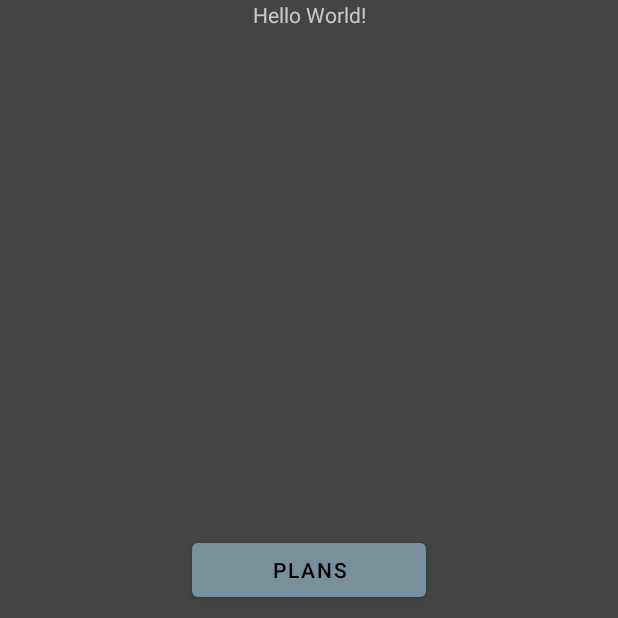
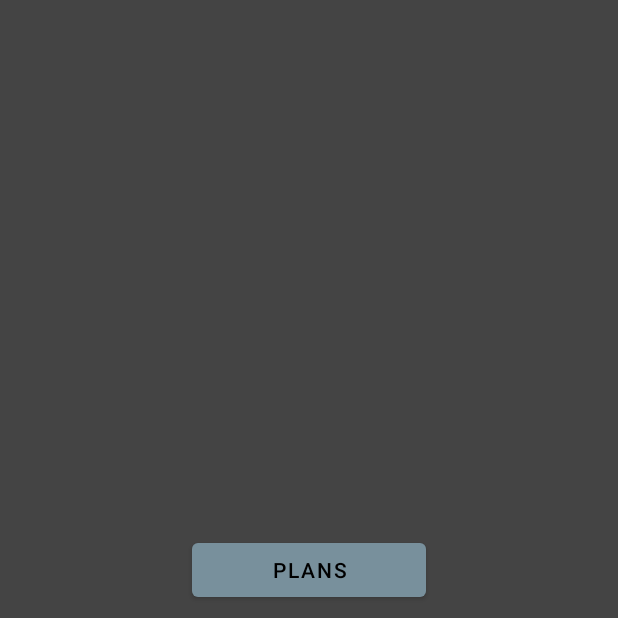
Before and after one commit to nbkragh/RecordingPlanner, an Android app: the screen it shows after launch (MainActivity), on a phone screen of 412 x 824 dp, the top half of it. Run offline under Robolectric (Android 15) with nearby library versions, the phone set to English and light mode, and no system bars; our stand-ins replace Room's generated code.

```diff
--- a/app/src/main/java/com/opgaver/recordingplanner/MainActivity.kt
+++ b/app/src/main/java/com/opgaver/recordingplanner/MainActivity.kt
@@ -8,13 +8,10 @@ import androidx.appcompat.app.AppCompatActivity
 import com.google.firebase.analytics.FirebaseAnalytics
 import com.google.firebase.analytics.ktx.analytics
 import com.google.firebase.ktx.Firebase
-import com.opgaver.recordingplanner.dummy.DummyContent
 import com.opgaver.recordingplanner.persistence.PlannerDatabase
 import kotlinx.coroutines.GlobalScope
-import kotlinx.coroutines.coroutineScope
 import kotlinx.coroutines.launch
 import java.time.LocalDate
-import java.util.*
 
 class MainActivity : AppCompatActivity() {
     // Null until onCreateView.
@@ -35,7 +32,6 @@ class MainActivity : AppCompatActivity() {
         toPlans_Button = findViewById(R.id.toPlans_Button)
         toPlans_Button!!.setOnClickListener {
             val intent = Intent(this, PlansFrameActivity::class.java)
-            //startActivity(intent)
             startActivity(intent,
                 ActivityOptions.makeSceneTransitionAnimation(this).toBundle())
 
@@ -56,10 +52,10 @@ class MainActivity : AppCompatActivity() {
                 val nowAsLong : Long = PlanItem.formatDateIntsToDateLong(now.year,now.monthValue,now.dayOfMonth)
 
                 val itemList : MutableList<PlanItem> = emptyList<PlanItem>().toMutableList()
-                itemList.add(PlanItem("NEW",nowAsLong,nowAsLong+1))
-                itemList.add(PlanItem("NEWER",nowAsLong+1,nowAsLong+2))
-                itemList.add(PlanItem("NEWEST",nowAsLong+2,nowAsLong+3))
-                database.planitemDAO().insert( itemList)
+                itemList.add(PlanItem("FIRST",nowAsLong,nowAsLong+1))
+                itemList.add(PlanItem("SECOND",nowAsLong+1,nowAsLong+2))
+                itemList.add(PlanItem("THIRD",nowAsLong+2,nowAsLong+3))
+                database.planitemDAO().insertAll( itemList)
             }
         }
 
--- a/app/src/main/java/com/opgaver/recordingplanner/PlansFrameActivity.kt
+++ b/app/src/main/java/com/opgaver/recordingplanner/PlansFrameActivity.kt
@@ -31,7 +31,7 @@ class PlansFrameActivity : AppCompatActivity(), LifecycleOwner{
         findViewById<FloatingActionButton>(R.id.fab).setOnClickListener { view ->
 /*            Snackbar.make(view, "Replace with your own action", Snackbar.LENGTH_LONG)
                 .setAction("Action", null).show()*/
-            model.addPlan()
+            model.addPlan(PlanItem("NEW"))
             (( fragmentManager.findFragmentByTag("plans_list_fragment") as PlanListFragment)
                 .recyclerView?.adapter as PlanRecyclerViewAdapter).let {
                     it.smoothSnapToPosition( it.itemCount -1)
@@ -40,7 +40,6 @@ class PlansFrameActivity : AppCompatActivity(), LifecycleOwner{
         }
     }
 
-
     override fun onBackPressed() {
         model.plans.value?.forEach({ it.printAll() })
         super.onBackPressed()
--- a/app/src/main/java/com/opgaver/recordingplanner/persistence/PlanItemDAO.kt
+++ b/app/src/main/java/com/opgaver/recordingplanner/persistence/PlanItemDAO.kt
@@ -6,7 +6,10 @@ import com.opgaver.recordingplanner.PlanItem
 @Dao
 interface PlanItemDAO {
     @Insert(onConflict = OnConflictStrategy.REPLACE)
-    suspend fun insert(planitems: List<PlanItem>)
+    suspend fun insertAll(planitems: List<PlanItem>)
+
+    @Insert(onConflict = OnConflictStrategy.REPLACE)
+    suspend fun insert(planitem: PlanItem)
 
     @Query("SELECT * FROM planitems")
     suspend fun getAll(): List<PlanItem>
--- a/app/src/main/res/layout/activity_main.xml
+++ b/app/src/main/res/layout/activity_main.xml
@@ -6,17 +6,6 @@
     android:layout_width="match_parent"
     android:layout_height="match_parent"
     tools:context=".MainActivity">
-
-    <TextView
-        android:id="@+id/textView"
-        android:layout_width="wrap_content"
-        android:layout_height="wrap_content"
-        android:text="Hello World!"
-        app:layout_constraintEnd_toEndOf="parent"
-        app:layout_constraintHorizontal_bias="0.5"
-        app:layout_constraintStart_toStartOf="parent"
-        app:layout_constraintTop_toTopOf="parent"
-        app:layout_constraintVertical_chainStyle="spread" />
 
     <com.google.android.material.button.MaterialButton
         android:id="@+id/toPlans_Button"
```
Also changed, not shown: app/src/main/java/com/opgaver/recordingplanner/PlanItem.kt (+9 -1 lines), app/src/main/java/com/opgaver/recordingplanner/PlanRecyclerViewAdapter.kt (+5 -22 lines), app/src/main/java/com/opgaver/recordingplanner/ViewModelPlanList.kt (+5 -26 lines).
